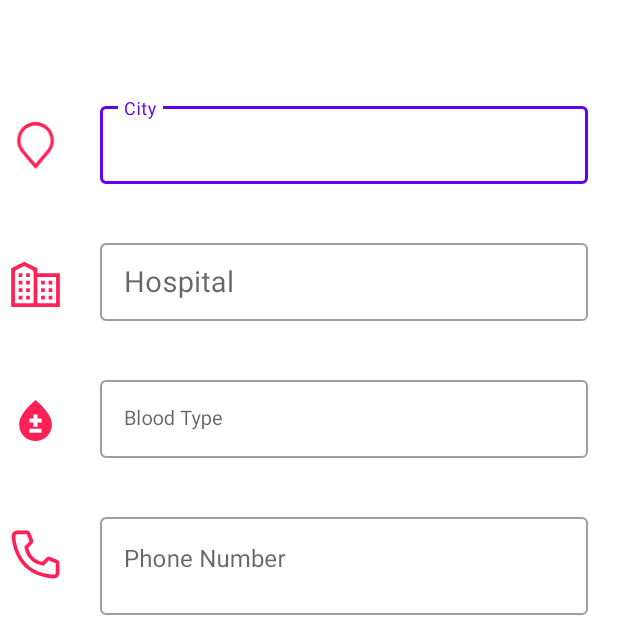
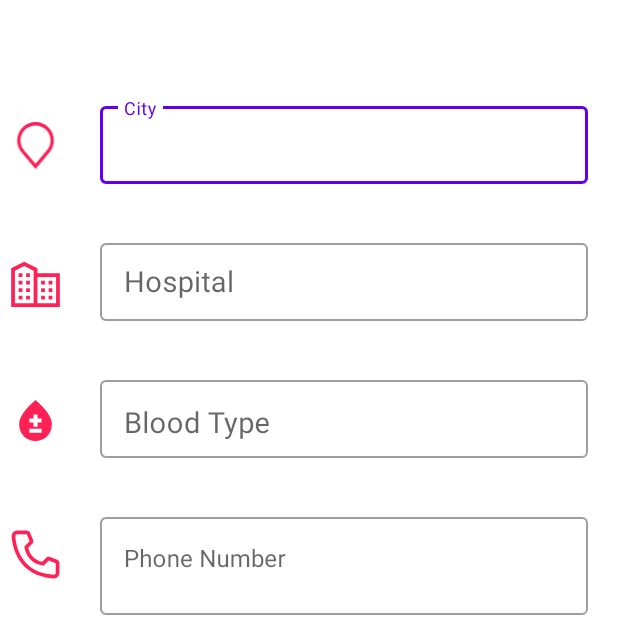
Before and after one commit to KareemHussen/blood_donation, an Android app: the fragment CreateRequest shown on its own in the app's theme, on a phone screen of 412 x 824 dp, the top half of it. Run offline under Robolectric (Android 15) with nearby library versions, the light colour scheme and no system bars; our stand-ins replace sdp/ssp sizes; 1 statement that could not run was skipped.

Commit message:
Validation and request done

```diff
--- a/app/src/main/res/layout/fragment_create_request.xml
+++ b/app/src/main/res/layout/fragment_create_request.xml
@@ -106,7 +106,7 @@
             android:singleLine="true"
             android:textAlignment="viewStart"
             android:textColorHint="@color/to_color"
-            android:textSize="@dimen/_10sdp" />
+            android:textSize="@dimen/_15sdp" />
 
 
     </com.google.android.material.textfield.TextInputLayout>
```
